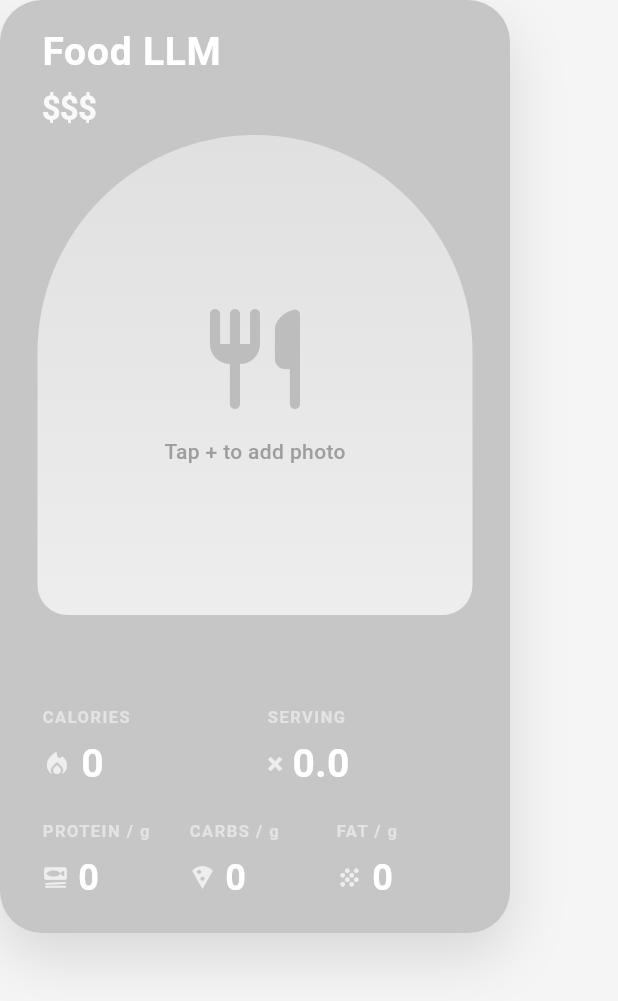
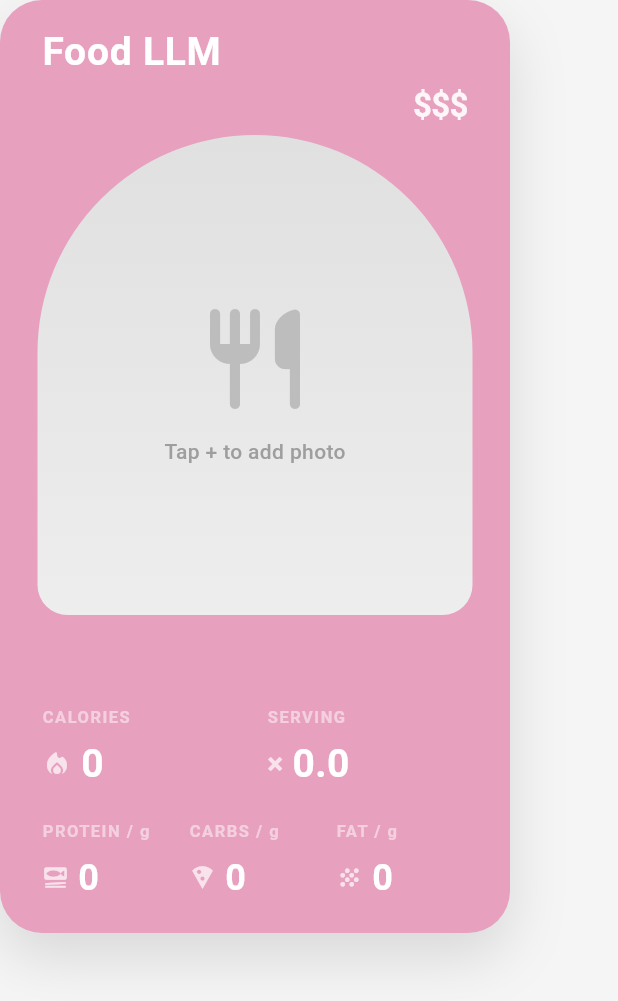
Before and after one commit to siho1117/food_cal, a Flutter app: the FoodCardWidget widget shown alone on an empty page, opened directly with empty values, on a phone screen of 412 x 824 dp. Shown: the top 1001 px of the screen. Run offline on Flutter 3.47's test engine with Material 3 defaults, Android fonts, the phone set to English and light mode, and no system bars; our stand-ins replace fl_chart, flutter_dotenv, flutter_image_compress, flutter_slidable, image_gallery_saver, image_picker and 4 more; accounts and stored records are empty.

Commit message:
Your commit message here

````diff
--- a/lib/config/design_system/temp_accent_colors.dart
+++ b/lib/config/design_system/accent_colors.dart
@@ -1,12 +1,11 @@
-/// Temporary accent color palette extracted from reference image
-/// These colors are for discussion and planning purposes
-/// TODO: Integrate into the app's design system once usage is decided
-
 import 'package:flutter/material.dart';
 
-/// Vibrant accent colors from Memphis-style design reference
-class TempAccentColors {
-  TempAccentColors._();
+/// Accent color palette extracted from Memphis-style design reference
+///
+/// These colors are used by ColorUtils.findNearestAccentColor() to map
+/// dynamic complementary colors to the curated palette.
+class AccentColors {
+  AccentColors._();
 
   // Coral/Salmon - Top-left starburst, center-right blobs, bottom-right blob
   static const Color coral = Color(0xFFFF7B6B);
@@ -35,6 +34,9 @@ class TempAccentColors {
   // Hot Pink/Magenta - Right-side flower
   static const Color hotPink = Color(0xFFE84C8A);
 
+  // Terracotta - Maclyn food card design
+  static const Color terracotta = Color(0xFFC65D3B);
+
   /// All colors as a list for easy iteration
   static const List<Color> all = [
     coral,
@@ -46,6 +48,7 @@ class TempAccentColors {
     periwinkle,
     softPink,
     hotPink,
+    terracotta,
   ];
 
   /// Color names for reference
@@ -59,5 +62,6 @@ class TempAccentColors {
     'Periwinkle',
     'Soft Pink',
     'Hot Pink',
+    'Terracotta',
   ];
 }
--- a/lib/config/design_system/color_utils.dart
+++ b/lib/config/design_system/color_utils.dart
@@ -1,4 +1,6 @@
+import 'dart:math';
 import 'package:flutter/material.dart';
+import 'accent_colors.dart';
 
 /// Color manipulation utilities for creating color harmonies and contrasts
 ///
@@ -158,4 +160,54 @@ class ColorUtils {
   static Color blendColors(Color color1, Color color2, double ratio) {
     return Color.lerp(color1, color2, ratio.clamp(0.0, 1.0))!;
   }
+
+  /// Find the nearest accent color from the palette
+  ///
+  /// Uses weighted RGB distance to find the closest match from
+  /// AccentColors.all palette. This accounts for human color perception.
+  ///
+  /// Usage:
+  /// ```dart
+  /// final complementary = ColorUtils.getComplementaryColor(backgroundColor);
+  /// final accentColor = ColorUtils.findNearestAccentColor(complementary);
+  /// ```
+  static Color findNearestAccentColor(Color color) {
+    Color nearestColor = AccentColors.all.first;
+    double minDistance = double.infinity;
+
+    for (final accentColor in AccentColors.all) {
+      final distance = _colorDistance(color, accentColor);
+      if (distance < minDistance) {
+        minDistance = distance;
+        nearestColor = accentColor;
+      }
+    }
+
+    return nearestColor;
+  }
+
+  /// Calculate weighted color distance (accounts for human perception)
+  /// Based on: https://www.compuphase.com/cmetric.htm
+  static double _colorDistance(Color c1, Color c2) {
+    final rmean = (c1.r + c2.r) / 2;
+    final r = c1.r - c2.r;
+    final g = c1.g - c2.g;
+    final b = c1.b - c2.b;
+
+    // Weighted Euclidean distance
+    return sqrt(
+      (2 + rmean / 256) * r * r +
+          4 * g * g +
+          (2 + (255 - rmean) / 256) * b * b,
+    );
+  }
+
+  /// Get color name for debugging
+  static String getAccentColorName(Color color) {
+    final index = AccentColors.all.indexOf(color);
+    if (index >= 0 && index < AccentColors.names.length) {
+      return AccentColors.names[index];
+    }
+    return 'Unknown';
+  }
 }
--- a/lib/widgets/food/food_card.dart
+++ b/lib/widgets/food/food_card.dart
@@ -24,6 +24,16 @@ import 'helpers/food_card_pickers.dart';
 /// - Export image (display only)
 /// - Preview mode (with animated cost indicator)
 class FoodCardWidget extends StatefulWidget {
+  /// Get card color based on theme - calculates complementary and maps to nearest accent
+  /// Use this method to ensure consistent colors across food card and action buttons
+  static Color getCardColor(BuildContext context) {
+    final backgroundColor = ThemeBackground.getColors(
+      context.watch<ThemeProvider>().selectedGradient,
+    )![1]; // Tone 2
+    final complementary = ColorUtils.getComplementaryColor(backgroundColor);
+    return ColorUtils.findNearestAccentColor(complementary);
+  }
+
   final FoodItem foodItem;
   final bool isEditable;
   final bool isLoading;
@@ -72,11 +82,8 @@ class FoodCardWidget extends StatefulWidget {
 class _FoodCardWidgetState extends State<FoodCardWidget> {
   @override
   Widget build(BuildContext context) {
-    final cardColor = ColorUtils.getComplementaryColor(
-      ThemeBackground.getColors(
-        context.watch<ThemeProvider>().selectedGradient,
-      )![1], // Tone 2
-    );
+    // Get dynamic card color based on theme
+    final cardColor = FoodCardWidget.getCardColor(context);
 
     return Container(
       width: 340,
@@ -151,27 +158,27 @@ class _FoodCardWidgetState extends State<FoodCardWidget> {
             ),
           ),
 
-          // Cost indicator - left side (Row 2)
-          Positioned(
-            left: 28,
-            top: 56,
-            child: _buildCostIndicator(),
-          ),
-
-          // Export icon - right side (Row 2, aligned with $$$)
+          // Export icon - top right (Row 1, bottom-aligned with app name)
           if (widget.onExportTap != null)
             Positioned(
               right: 28,
-              top: 56,
+              top: 20, // Adjusted to align icon bottom with app name baseline
               child: GestureDetector(
                 onTap: widget.onExportTap,
                 child: Icon(
                   Icons.ios_share,
-                  size: 28,
+                  size: 22,
                   color: Colors.white.withValues(alpha: 0.9),
                 ),
               ),
             ),
+
+          // Cost indicator - right side (Row 2)
+          Positioned(
+            right: 28,
+            top: 54,
+            child: _buildCostIndicator(),
+          ),
 
           // All content on colored card
           Column(
````
Also changed, not shown: lib/widgets/home/quick_edit_food_dialog.dart (+2 -10 lines), lib/widgets/loading/animations/animated_cost_indicator.dart (+53 -41 lines).
